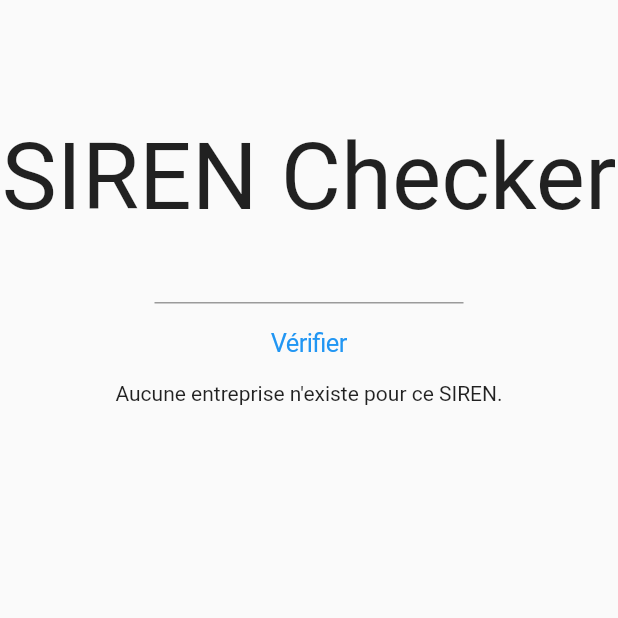
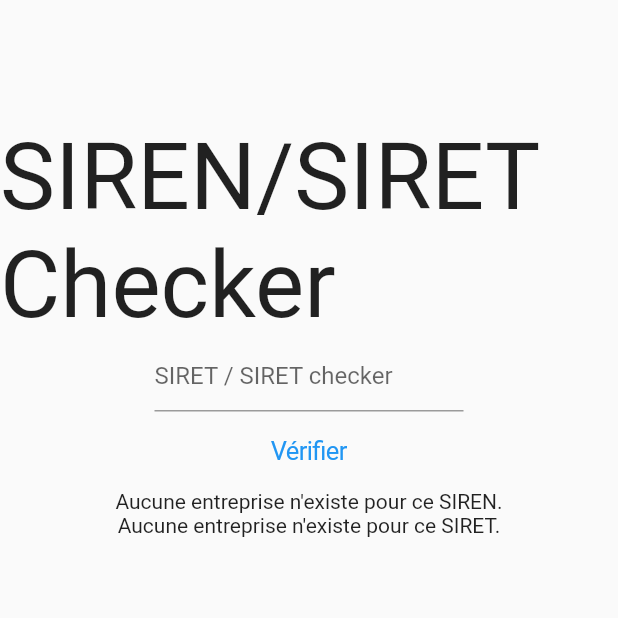
Before and after one commit to 999Rub/SIRENchecker, a Flutter app: the screen it shows after launch, on a phone screen of 412 x 824 dp, the top half of it. Run offline on Flutter 3.47's test engine with Material 2 defaults, Android fonts, the light colour scheme and no system bars.

Commit message:
update siren checker et ajout du siret checker

```diff
--- a/lib/home.dart
+++ b/lib/home.dart
@@ -10,9 +10,10 @@ class Home extends StatefulWidget {
 }
 
 class _HomeState extends State<Home> {
-  String? siren;
+  String? sirensiret = '';
   final _formkey = GlobalKey<FormState>();
   Siren? sirencheck;
+  Siret? siretcheck;
   @override
   Widget build(BuildContext context) {
     return Scaffold(
@@ -24,7 +25,7 @@ class _HomeState extends State<Home> {
               margin: EdgeInsets.only(
                   top: MediaQuery.of(context).size.height * 0.1),
               child: Text(
-                'SIREN Checker',
+                'SIREN/SIRET Checker',
                 style: TextStyle(
                     fontSize: MediaQuery.of(context).size.height * 0.075),
               ),
@@ -36,32 +37,38 @@ class _HomeState extends State<Home> {
                   child: Column(
                     children: [
                       TextFormField(
+                        decoration:
+                            InputDecoration(hintText: 'SIRET / SIRET checker'),
                         onChanged: (value) {
                           setState(() {
-                            siren = value;
-                            print(siren);
+                            sirensiret = value;
+                            print(sirensiret);
                           });
                         },
                       ),
                       CupertinoButton(
                           child: Text('Vérifier'),
                           onPressed: () async {
-                            if (siren != null &&
-                                _formkey.currentState!.validate()) {
-                              sirencheck =
-                                  await ApiService().checkIfSirenExist(siren!);
+                            if (_formkey.currentState!.validate() &&
+                                sirensiret!.isNotEmpty) {
+                              sirensiret!.length > 9
+                                  ? siretcheck =
+                                      await ApiService(sirensiret: sirensiret!)
+                                          .checkIfSirenExist()
+                                  : sirencheck =
+                                      await ApiService(sirensiret: sirensiret!)
+                                          .checkIfSirenExist();
                               ScaffoldMessenger.of(context).showSnackBar(
                                   const SnackBar(
                                       content: Text('Chargement terminé.')));
-                            } else {
-                              ScaffoldMessenger.of(context).showSnackBar(
-                                  const SnackBar(
-                                      content: Text(
-                                          'Veuillez saisir une valeur valide.')));
                             }
 
                             setState(() {
-                              sirencheck = sirencheck;
+                              if (sirensiret!.length > 9) {
+                                siretcheck = siretcheck;
+                              } else {
+                                sirencheck = sirencheck;
+                              }
                             });
                           }),
                     ],
@@ -70,10 +77,14 @@ class _HomeState extends State<Home> {
             sirencheck?.name != 'Inconnue' && sirencheck?.name != null
                 ? Container(
                     child: Text(
-                        "Le SIREN existe et correspond à : ${sirencheck?.name}"),
+                        "Le SIREN existe et correspond à ${sirencheck?.categorie} : ${sirencheck?.name} qui a été créée le ${sirencheck?.creation}"),
                   )
+                : Text("Aucune entreprise n'existe pour ce SIREN."),
+            siretcheck?.name != 'Inconnue' && siretcheck?.name != null
+                ? Text(
+                    "Le SIRET existe et correspond à ${siretcheck?.categorie} : ${siretcheck?.name} qui a été créée le ${siretcheck?.creation}  à ${siretcheck?.ville} - ${siretcheck?.codepostal}")
                 : Container(
-                    child: Text("Aucune entreprise n'existe pour ce SIREN."),
+                    child: Text("Aucune entreprise n'existe pour ce SIRET."),
                   )
           ],
         ),
--- a/lib/service/api.dart
+++ b/lib/service/api.dart
@@ -4,17 +4,21 @@ import 'dart:io';
 import 'package:http/http.dart' as http;
 
 class ApiService {
+  ApiService({required this.sirensiret});
   // String siren = '399134691';
   //String token = 'bf96b255-8239-33b3-9fcd-07043eb3a821';
+  String sirensiret;
 
-  Future<Siren> checkIfSirenExist(String siren) async {
+  Future checkIfSirenExist() async {
     Future<http.Response> fetchAlbum() async {
       final response = await http.get(
-          Uri.parse('https://api.insee.fr/entreprises/sirene/V3/siren/$siren'),
+          Uri.parse(sirensiret.length > 9
+              ? 'https://api.insee.fr/entreprises/sirene/V3/siret/$sirensiret'
+              : 'https://api.insee.fr/entreprises/sirene/V3/siren/$sirensiret'),
           headers: {
             'Content-Type': 'application/json',
             'Accept': 'application/json',
-            'Authorization': 'Bearer bf96b255-8239-33b3-9fcd-07043eb3a821',
+            'Authorization': 'Bearer ff23022b-8c28-3dab-aaa5-f1429a41c51a',
           });
 
       if (response.statusCode == 200) {
@@ -27,19 +31,59 @@ class ApiService {
     http.Response statu = await fetchAlbum();
 
     if (statu.statusCode == 200) {
-      return Siren.fromJson(jsonDecode(statu.body));
+      if (sirensiret.length > 9) {
+        return Siret.fromJson(jsonDecode(statu.body));
+      } else {
+        return Siren.fromJson(jsonDecode(statu.body));
+      }
     } else {
-      return Siren(name: 'Inconnue');
+      return Siren(
+          name: 'Inconnue',
+          creation: "N'existe pas",
+          categorie: "Aucune catégorie");
     }
   }
 }
 
 class Siren {
   String name;
+  String creation;
+  String categorie;
 
-  Siren({required this.name});
+  Siren({
+    required this.name,
+    required this.creation,
+    required this.categorie,
+  });
 
   Siren.fromJson(Map<String, dynamic> json)
       : name = json['uniteLegale']['periodesUniteLegale'][0]
-            ['denominationUniteLegale'];
+            ['denominationUniteLegale'],
+        creation = json['uniteLegale']['dateCreationUniteLegale'],
+        categorie = json['uniteLegale']['categorieEntreprise'];
 }
+
+class Siret {
+  String name;
+  String creation;
+  String categorie;
+  String ville;
+  String codepostal;
+
+  Siret(
+      {required this.name,
+      required this.creation,
+      required this.categorie,
+      required this.ville,
+      required this.codepostal});
+
+  Siret.fromJson(Map<String, dynamic> json)
+      : name = json['etablissement']['uniteLegale']['denominationUniteLegale'],
+        creation =
+            json['etablissement']['uniteLegale']['dateCreationUniteLegale'],
+        categorie = json['etablissement']['uniteLegale']['categorieEntreprise'],
+        ville = json['etablissement']['adresseEtablissement']
+            ['libelleCommuneEtablissement'],
+        codepostal = json['etablissement']['adresseEtablissement']
+            ['codePostalEtablissement'];
+}
```
